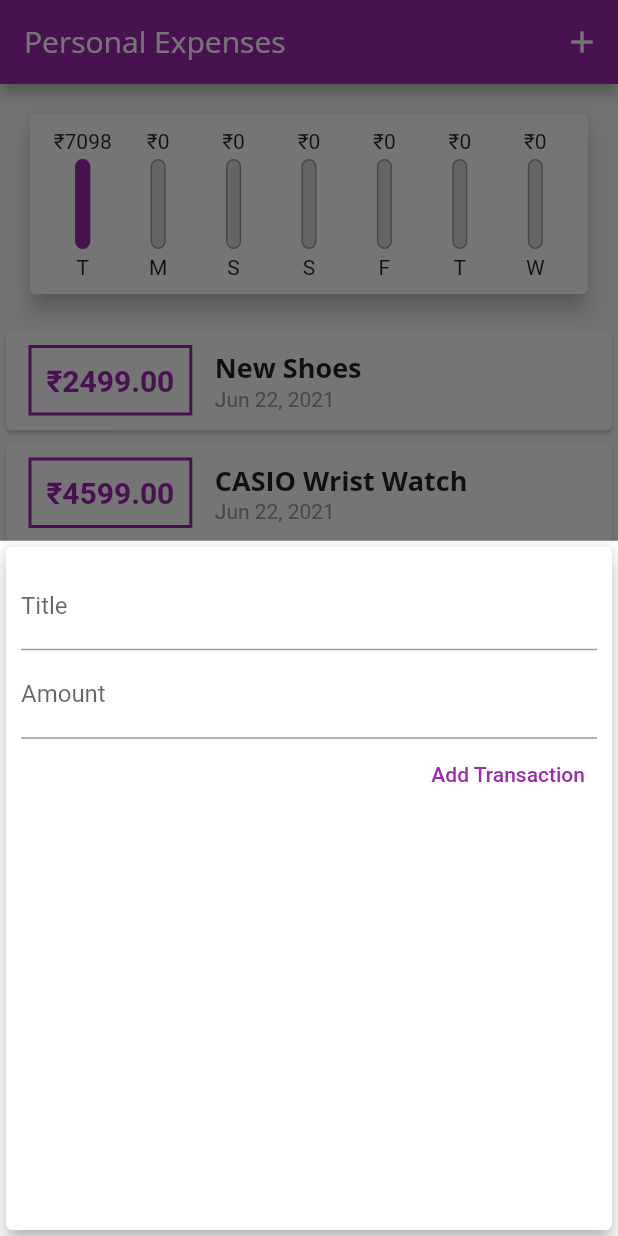
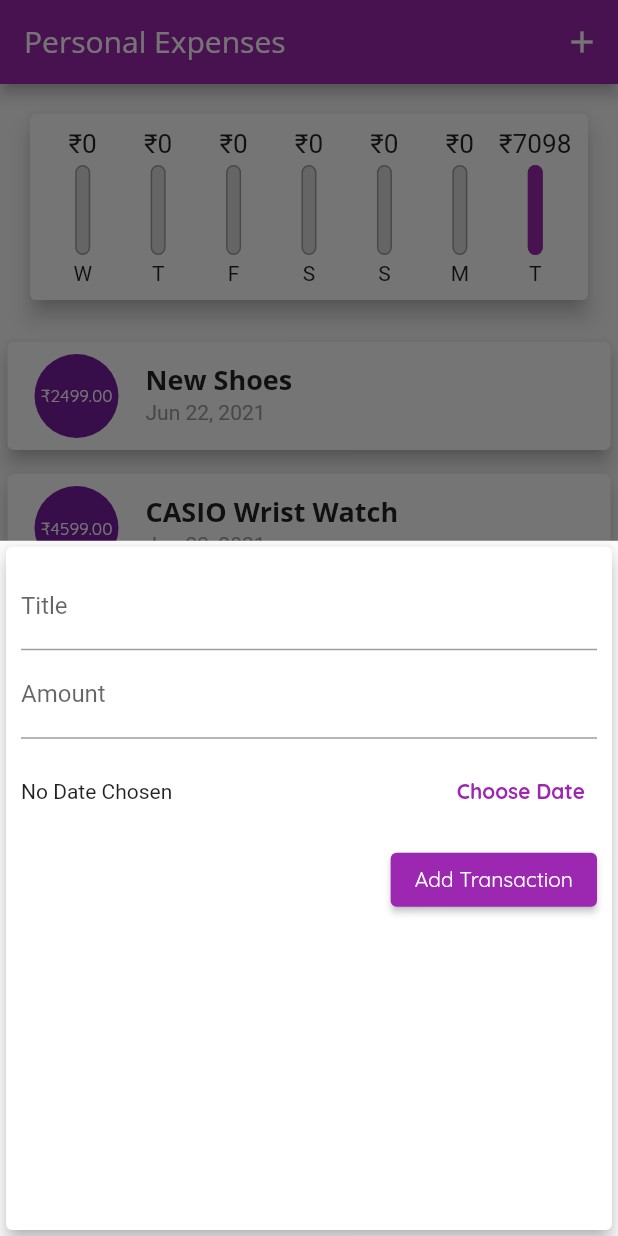
Before and after one commit to cryp73r/Flutter_App_Development_3, a Flutter app: the screen it shows after launch, after a tap on the "add" icon, on a phone screen of 412 x 824 dp. Run offline on Flutter 3.47's test engine with Material 2 defaults, Android fonts, the phone set to English and light mode, and no system bars.

```diff
--- a/personal_expenses_app/lib/main.dart
+++ b/personal_expenses_app/lib/main.dart
@@ -17,9 +17,18 @@ class MyApp extends StatelessWidget {
       home: const MyHomePage(),
       theme: ThemeData(
         primarySwatch: Colors.purple,
-        colorScheme: ColorScheme.fromSwatch(accentColor: Colors.amber),
+        colorScheme: ColorScheme.fromSwatch(
+            primarySwatch: Colors.purple,
+            accentColor: Colors.amber,
+        ),
         fontFamily: 'Quicksand',
-        textTheme: ThemeData.light().textTheme.copyWith(headline6: const TextStyle(fontFamily: 'OpenSans', fontSize: 18.0, fontWeight: FontWeight.bold)),
+        textTheme: ThemeData.light().textTheme.copyWith(
+          headline6: const TextStyle(
+                fontFamily: 'OpenSans',
+                fontSize: 18.0,
+                fontWeight: FontWeight.bold),
+          button: const TextStyle(color: Colors.white),
+        ),
         appBarTheme: AppBarTheme(textTheme: ThemeData.light().textTheme.copyWith(headline6: const TextStyle(fontFamily: 'OpenSans', fontSize: 20.0))),
       ),
     );
--- a/personal_expenses_app/lib/widgets/chart.dart
+++ b/personal_expenses_app/lib/widgets/chart.dart
@@ -23,7 +23,7 @@ class Chart extends StatelessWidget {
         'day': DateFormat.E().format(weekDay).substring(0, 1),
         'amount': totalSum,
       };
-    });
+    }).reversed.toList();
   }
 
   double get totalSpending {
--- a/personal_expenses_app/lib/widgets/chart_bar.dart
+++ b/personal_expenses_app/lib/widgets/chart_bar.dart
@@ -11,7 +11,7 @@ class ChartBar extends StatelessWidget {
   Widget build(BuildContext context) {
     return Column(
       children: [
-        FittedBox(child: Text('₹${spendingAmount.toStringAsFixed(0)}')),
+        SizedBox(height: 20.0, child: FittedBox(child: Text('₹${spendingAmount.toStringAsFixed(0)}'))),
         const SizedBox(height: 4.0,),
         SizedBox(
           height: 60.0,
--- a/personal_expenses_app/lib/widgets/new_transaction.dart
+++ b/personal_expenses_app/lib/widgets/new_transaction.dart
@@ -1,4 +1,6 @@
+import 'package:flutter/cupertino.dart';
 import 'package:flutter/material.dart';
+import 'package:intl/intl.dart';
 
 class NewTransaction extends StatefulWidget {
   final Function? addTx;
@@ -10,13 +12,13 @@ class NewTransaction extends StatefulWidget {
 }
 
 class _NewTransactionState extends State<NewTransaction> {
-  final titleController = TextEditingController();
+  final _titleController = TextEditingController();
+  final _amountController = TextEditingController();
+  DateTime? _selectedDate;
 
-  final amountController = TextEditingController();
-
-  void submitData() {
-    final enteredTitle = titleController.text;
-    final enteredAmount = double.parse(amountController.text);
+  void _submitData() {
+    final enteredTitle = _titleController.text;
+    final enteredAmount = double.parse(_amountController.text);
 
     if (enteredTitle.isEmpty || enteredAmount<=0) {
       return;
@@ -24,6 +26,23 @@ class _NewTransactionState extends State<NewTransaction> {
     widget.addTx!(enteredTitle, enteredAmount);
 
     Navigator.of(context).pop();
+  }
+
+  void _presentDatePicker() {
+    showDatePicker(
+        context: context,
+        initialDate: DateTime.now(),
+        firstDate: DateTime(2019),
+        lastDate: DateTime.now(),
+    ).then((pickedDate) {
+      if (pickedDate == null) {
+        return;
+      }
+      else {
+        _selectedDate = pickedDate;
+        setState(() {});
+      }
+    });
   }
 
   @override
@@ -36,24 +55,40 @@ class _NewTransactionState extends State<NewTransaction> {
           crossAxisAlignment: CrossAxisAlignment.end,
           children: [
             TextField(
-              controller: titleController,
+              controller: _titleController,
               autocorrect: false,
               decoration: const InputDecoration(
                 labelText: "Title",
               ),
-              onSubmitted: (_) => submitData(),
+              onSubmitted: (_) => _submitData(),
             ),
             TextField(
-              controller: amountController,
+              controller: _amountController,
               keyboardType: TextInputType.number,
               decoration: const InputDecoration(
                 labelText: "Amount",
               ),
-              onSubmitted: (_) => submitData(),
+              onSubmitted: (_) => _submitData(),
             ),
-            TextButton(
-              onPressed: submitData,
-              child: const Text("Add Transaction", style: TextStyle(color: Colors.purple),),
+            SizedBox(
+              height: 70.0,
+              child: Row(
+                children: [
+                  Expanded(child: Text(_selectedDate==null?"No Date Chosen":"Picked Date: ${DateFormat.yMd().format(_selectedDate!)}")),
+                  TextButton(
+                      onPressed: _presentDatePicker,
+                      child: Text("Choose Date", style: TextStyle(
+                        fontWeight: FontWeight.bold,
+                          color: Theme.of(context).primaryColor),
+                      )
+                  )
+                ],
+              ),
+            ),
+            ElevatedButton(
+              style: ButtonStyle(backgroundColor: MaterialStateProperty.all<Color>(Theme.of(context).primaryColor)),
+              onPressed: _submitData,
+              child: Text("Add Transaction", style: TextStyle(color: Theme.of(context).textTheme.button!.color),),
             )
           ],
         ),
--- a/personal_expenses_app/lib/widgets/transaction_list.dart
+++ b/personal_expenses_app/lib/widgets/transaction_list.dart
@@ -22,42 +22,62 @@ class TransactionList extends StatelessWidget {
       ],):ListView.builder(
         itemCount: transactions!.length,
         itemBuilder: (BuildContext context, int index) {
-          return Card(child: Row(
-            children: [
-              Container(
-                  margin: const EdgeInsets.symmetric(vertical: 10, horizontal: 15),
-                  decoration: BoxDecoration(
-                    border: Border.all(
-                        color: Theme.of(context).primaryColor,
-                        width: 2.0
+          return Card(
+            margin: const EdgeInsets.symmetric(
+              vertical: 8.0,
+              horizontal: 5.0,
+            ),
+            elevation: 5.0,
+            child: ListTile(
+              leading: CircleAvatar(
+                radius: 30.0,
+                child: Padding(
+                  padding: const EdgeInsets.all(6.0),
+                    child: FittedBox(child: Text("₹${transactions![index].amount!.toStringAsFixed(2)}"))
                 ),
               ),
-                  padding: const EdgeInsets.all(10.0),
-                  child: Text(
-                    "₹${transactions![index].amount!.toStringAsFixed(2)}",
-                    style: TextStyle(
-                      fontWeight: FontWeight.bold,
-                      fontSize: 20.0,
-                      color: Theme.of(context).primaryColor,
-                    ),
-                  )
-              ),
-              Column(
-                crossAxisAlignment: CrossAxisAlignment.start,
-                children: [
-                  Text(
+              title: Text(
                 transactions![index].title!,
                 style: Theme.of(context).textTheme.headline6,
               ),
-                  Text(
+              subtitle: Text(
                 DateFormat.yMMMd().format(transactions![index].date!),
                 style: const TextStyle(
                   color: Colors.grey,
                 ),
-                  )
-                ],)
-            ],
-          ),);
+              ),
+            ),
+          );
+            // Card(child: Row(
+            //   children: [
+            //     Container(
+            //         margin: const EdgeInsets.symmetric(vertical: 10, horizontal: 15),
+            //         decoration: BoxDecoration(
+            //           border: Border.all(
+            //               color: Theme.of(context).primaryColor,
+            //               width: 2.0
+            //           ),
+            //         ),
+            //         padding: const EdgeInsets.all(10.0),
+            //         child: Text(
+            //           "₹${transactions![index].amount!.toStringAsFixed(2)}",
+            //           style: TextStyle(
+            //             fontWeight: FontWeight.bold,
+            //             fontSize: 20.0,
+            //             color: Theme.of(context).primaryColor,
+            //           ),
+            //         )
+            //     ),
+            //     Column(
+            //       crossAxisAlignment: CrossAxisAlignment.start,
+            //       children: [
+            //         Text(
+            //
+            //         ),
+            //
+            //       ],)
+            //   ],
+            // ),);
         },
     ),);
   }
```
Lines whose indentation alone changed are shown as unchanged.
